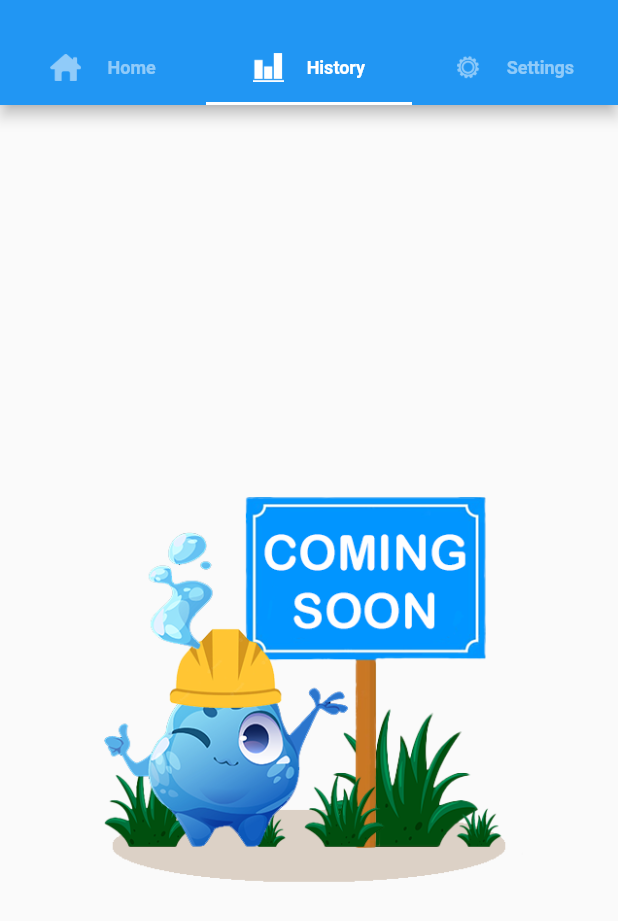
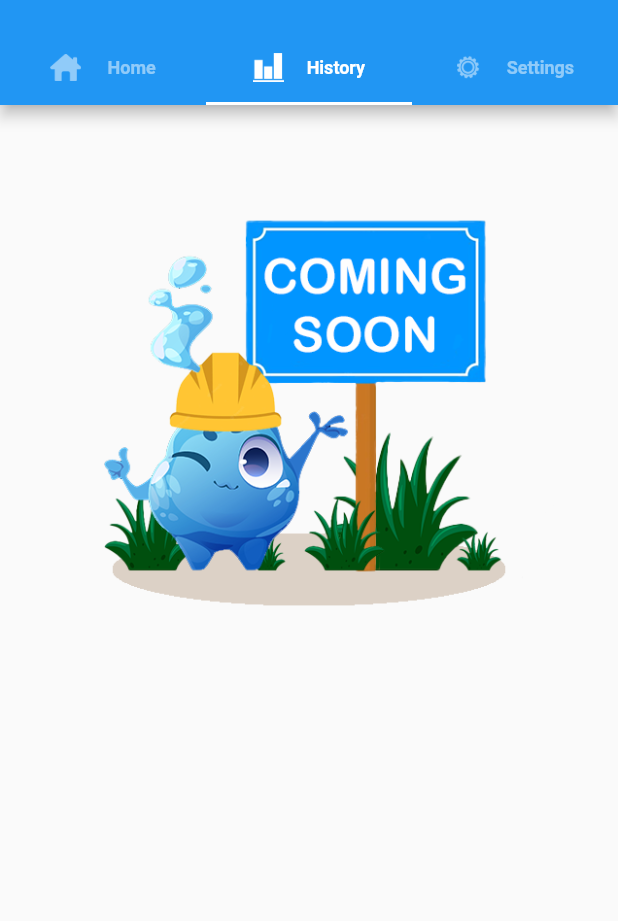
Before and after one commit to vintrickal/water-reminder-app, a Flutter app: the LandingPage screen opened directly, tab 2 chosen, on a phone screen of 412 x 824 dp. Shown: the top 921 px of the screen. Run offline on Flutter 3.47's test engine with Material 2 defaults, Android fonts, the light colour scheme and no system bars; our stand-ins replace cloud_firestore, countup, dotted_line, easy_stepper, firebase_auth, firebase_core and 12 more; missing offline and left inert: api_cache_manager; accounts and stored records are empty.

```diff
--- a/lib/common_widgets.dart
+++ b/lib/common_widgets.dart
@@ -45,7 +45,7 @@ var loadingfourRotatingDots = Container(
   padding: const EdgeInsets.fromLTRB(16, 24, 16, 24),
   child: Align(
     alignment: Alignment.center,
-    child: progressiveDots,
+    child: fourRotatingDots,
   ),
 );
 
--- a/lib/global.dart
+++ b/lib/global.dart
@@ -1,5 +1,6 @@
 import 'package:firebase_core/firebase_core.dart';
 import 'package:flutter/material.dart';
+import 'package:water_reminder_app/common/services/firebase_api.dart';
 import 'package:water_reminder_app/common/services/storage_service.dart';
 
 class Global {
@@ -9,7 +10,7 @@ class Global {
   static Future init() async {
     WidgetsFlutterBinding.ensureInitialized();
     await Firebase.initializeApp();
-
+    await FirebaseApi().initNotifications();
     // make it globally accessible
     storageService = await StorageService();
   }
--- a/lib/screens/landing/landing_page.dart
+++ b/lib/screens/landing/landing_page.dart
@@ -10,11 +10,22 @@ class LandingPage extends StatelessWidget {
   LandingPage({super.key});
 
   final landingController = Get.put(LandingController());
+  var tabIndex = 0;
 
   @override
   Widget build(BuildContext context) {
+    Map<dynamic, dynamic> data =
+        (ModalRoute.of(context)!.settings.arguments ?? {}) as Map;
+
+    if (data.isEmpty) {
+      tabIndex = 0;
+    } else {
+      tabIndex = data['index'];
+    }
+
     return DefaultTabController(
       length: 3,
+      initialIndex: tabIndex,
       child: Scaffold(
         appBar: PreferredSize(
           preferredSize: const Size.fromHeight(70.0),
@@ -37,7 +48,7 @@ class LandingPage extends StatelessWidget {
               ),
             ],
             onTap: (value) async {
-              await landingController.setTabPosition(value);
+              landingController.setTabPosition(value);
             },
           ),
         ),
--- a/lib/screens/landing/tabs/history/history_page.dart
+++ b/lib/screens/landing/tabs/history/history_page.dart
@@ -1,18 +1,17 @@
 import 'package:flutter/material.dart';
 
-class HistoryPage extends StatefulWidget {
+class HistoryPage extends StatelessWidget {
   const HistoryPage({super.key});
 
   @override
-  State<HistoryPage> createState() => _HistoryPageState();
-}
-
-class _HistoryPageState extends State<HistoryPage> {
-  @override
   Widget build(BuildContext context) {
     return Scaffold(
-      body: Center(
-        child: Image.asset('assets/icons/png/coming_soon.png'),
+      body: Column(
+        children: [
+          Center(
+            child: Image.asset('assets/icons/png/coming_soon.png'),
+          ),
+        ],
       ),
     );
   }
--- a/lib/screens/splash/splash_page.dart
+++ b/lib/screens/splash/splash_page.dart
@@ -8,6 +8,8 @@ import 'package:water_reminder_app/screens/splash/widgets/splash_page_widgets.da
 
 class SplashPage extends StatelessWidget {
   const SplashPage({super.key});
+
+  static const route = '/splash_screen';
 
   @override
   Widget build(BuildContext context) {
--- a/pubspec.yaml
+++ b/pubspec.yaml
@@ -52,6 +52,9 @@ dependencies:
   firebase_auth: ^4.6.3
   json_annotation: ^4.8.1
   loading_animation_widget: ^1.2.0+4
+  firebase_messaging: ^14.6.4
+  flutter_local_notifications: ^15.1.0+1
+  api_cache_manager: ^1.0.2
 
 dev_dependencies:
   flutter_test:
```
Also changed, not shown: lib/common/services/firebase_api.dart (added, +97 -0 lines), lib/common/utils/api_cache_manager.dart (added, +28 -0 lines), assets/ic_launcher.png, pubspec.lock, 34 other files.
